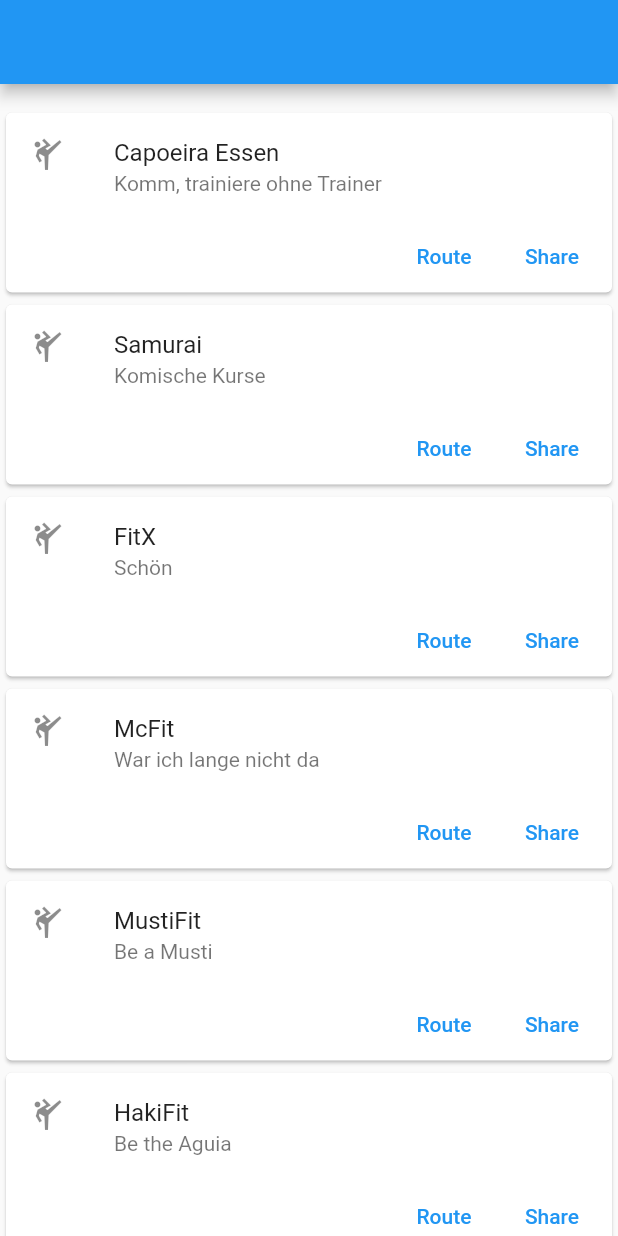
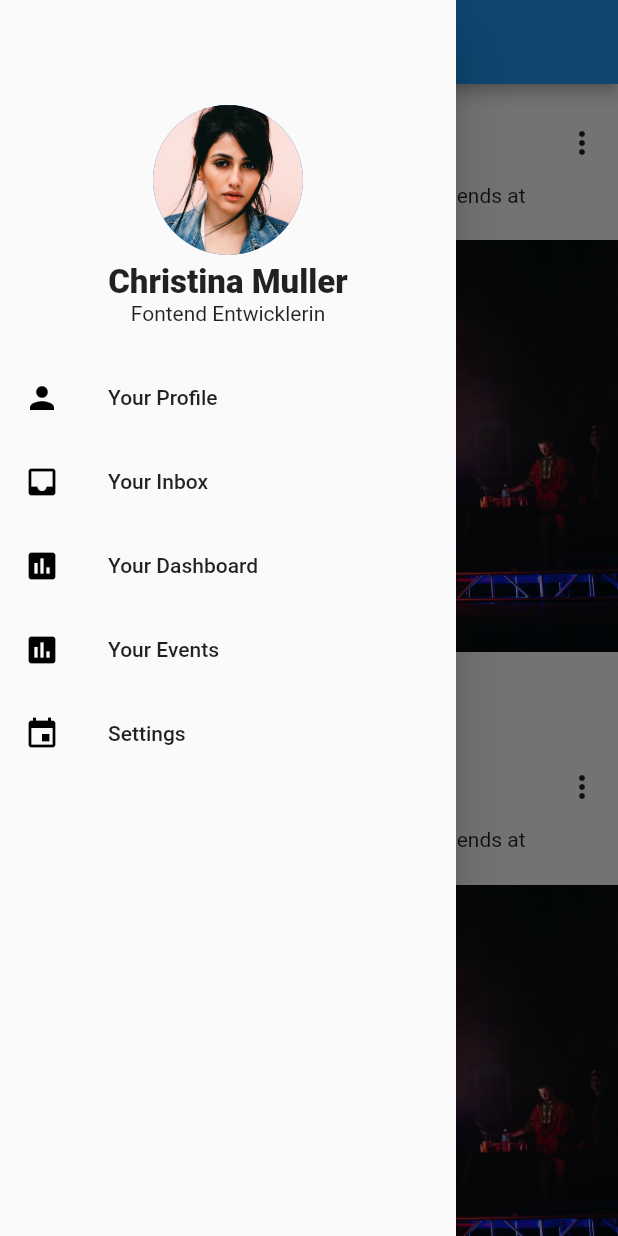
Before and after one commit to mustafasalfiti/nextactivity, a Flutter app: the screen it shows after launch, with the side drawer open (before the commit the screen has no drawer), on a phone screen of 412 x 824 dp. Run offline on Flutter 3.47's test engine with Material 2 defaults, Android fonts, the phone set to English and light mode, and no system bars.

Commit message:
fix:update

```diff
--- a/client/lib/homepage.dart
+++ /dev/null
@@ -1,57 +0,0 @@
-import 'dart:convert';
-
-import 'package:flutter/material.dart';
-
-import 'dart:async';
-
-import 'package:http/http.dart' as http;
-
-import 'MyCard.dart';
-
-// ignore_for_file: prefer_const_constructors
-// ignore_for_file: prefer_const_literals_to_create_immutables
-
-class HomePage extends StatelessWidget {
-  const HomePage({Key? key}) : super(key: key);
-
-  @override
-  Widget build(BuildContext context) {
-    return Scaffold(
-      appBar: AppBar(),
-      body: ListView(
-        children: [
-          SizedBox(
-            height: 15,
-          ),
-          MyCard("Capoeira Essen", "", "Komm, trainiere ohne Trainer"),
-          MyCard("Samurai", "", "Komische Kurse"),
-          MyCard("FitX", "", "Schön"),
-          MyCard("McFit", "", "War ich lange nicht da"),
-          MyCard("MustiFit", "", "Be a Musti"),
-          MyCard("HakiFit", "", "Be the Aguia"),
-          MyCard("SvenjaYoga", "", "Be ready for the rainbow"),
-          MyCard("InesMusic", "", "The best vibes... only for me"),
-          SizedBox(
-            height: 15,
-          ),
-        ],
-      ),
-    );
-  }
-
-  Future getData() async {
-    final response = await http.get(Uri.parse(
-        'https://maps.googleapis.com/maps/api/place/nearbysearch/json?location=51.450832%2C7.013056&radius=1500&type=gym&key=YOUR_API_KEY'));
-
-    if (response.statusCode == 200) {
-      // If the server did return a 200 OK response,
-      // then parse the JSON.
-      print(' !!! Place data is here !!!');
-      return jsonDecode(response.body);
-    } else {
-      // If the server did not return a 200 OK response,
-      // then throw an exception.
-      throw Exception('Failed to load place data');
-    }
-  }
-}
--- /dev/null
+++ b/client/lib/homepage/homepage.dart
@@ -0,0 +1,38 @@
+import 'package:client/homepage/post.dart';
+import 'package:client/shared/myCard.dart';
+import 'package:client/shared/mydrawer.dart';
+import 'package:flutter/material.dart';
+import 'package:http/http.dart' as http;
+
+// ignore_for_file: prefer_const_constructors
+// ignore_for_file: prefer_const_literals_to_create_immutables
+
+class HomePage extends StatelessWidget {
+  const HomePage({Key? key}) : super(key: key);
+
+  @override
+  Widget build(BuildContext context) {
+    return Scaffold(
+      drawer: Drawer(
+        child: MyDrawer(),
+      ),
+      appBar: AppBar(
+        title: Text(
+          "Discovery",
+        ),
+      ),
+      body: ListView(
+        children: [
+          SizedBox(
+            height: 15,
+          ),
+          MyPost(),
+          SizedBox(
+            height: 15,
+          ),
+          MyPost(),
+        ],
+      ),
+    );
+  }
+}
--- /dev/null
+++ b/client/lib/homepage/post.dart
@@ -0,0 +1,76 @@
+import 'package:flutter/cupertino.dart';
+import 'package:flutter/material.dart';
+// ignore_for_file: prefer_const_constructors
+// ignore_for_file: prefer_const_literals_to_create_im
+// ignore_for_file: prefer_const_literals_to_create_immutables
+
+class MyPost extends StatelessWidget {
+  const MyPost({Key? key}) : super(key: key);
+
+  @override
+  Widget build(BuildContext context) {
+    return Container(
+      child: Column(
+        children: [
+          Container(
+            child: Row(
+              mainAxisAlignment: MainAxisAlignment.spaceBetween,
+              children: [
+                Row(
+                  children: [
+                    Padding(
+                      padding: const EdgeInsets.all(3.0),
+                      child: CircleAvatar(
+                          backgroundImage: AssetImage("assets/avatar.jpg")),
+                    ),
+                    Padding(
+                      padding: const EdgeInsets.all(5.0),
+                      child: Column(
+                        crossAxisAlignment: CrossAxisAlignment.start,
+                        children: [
+                          Text("Christina Muller"),
+                          Text(
+                            "heute",
+                            style: TextStyle(fontSize: 10),
+                            textAlign: TextAlign.left,
+                          ),
+                        ],
+                      ),
+                    ),
+                  ],
+                ),
+                IconButton(
+                    icon: const Icon(Icons.more_vert),
+                    onPressed: () => print("nothing")),
+              ],
+            ),
+          ),
+          Padding(
+            padding: const EdgeInsets.all(3.0),
+            child: Text(
+                "an event will be running today in essen start and ends at everyone is welcome"),
+          ),
+          Padding(
+            padding: const EdgeInsets.fromLTRB(0, 3, 0, 3),
+            child: Image.asset("assets/dance.jpg"),
+          ),
+          Container(
+            child: Row(
+              children: [
+                IconButton(
+                    icon: const Icon(Icons.arrow_upward),
+                    onPressed: () => print("nothing")),
+                IconButton(
+                    icon: const Icon(Icons.arrow_downward),
+                    onPressed: () => print("nothing")),
+                IconButton(
+                    icon: const Icon(Icons.comment),
+                    onPressed: () => print("nothing")),
+              ],
+            ),
+          )
+        ],
+      ),
+    );
+  }
+}
--- a/client/lib/main.dart
+++ b/client/lib/main.dart
@@ -1,6 +1,6 @@
 import 'package:flutter/material.dart';
 
-import 'homepage.dart';
+import 'homepage/homepage.dart';
 
 void main() {
   runApp(const MaterialApp(
--- a/client/lib/myCard.dart
+++ b/client/lib/shared/myCard.dart
@@ -19,7 +19,7 @@ class MyCard extends StatelessWidget {
           mainAxisSize: MainAxisSize.min,
           children: <Widget>[
             ListTile(
-              leading: const Icon(Icons.sports_martial_arts),
+              leading: const Icon(Icons.access_alarm),
               title: Text(text),
               subtitle: Text(info),
             ),
--- /dev/null
+++ b/client/lib/shared/mydrawer.dart
@@ -0,0 +1,85 @@
+import 'package:flutter/material.dart';
+// ignore_for_file: prefer_const_constructors
+// ignore_for_file: prefer_const_literals_to_create_immutables
+
+class MyDrawer extends StatelessWidget {
+  const MyDrawer({Key? key}) : super(key: key);
+
+  @override
+  Widget build(BuildContext context) {
+    return Column(
+      crossAxisAlignment: CrossAxisAlignment.center,
+      children: <Widget>[
+        Container(
+          padding: EdgeInsets.only(top: 70.0),
+          child: Column(
+            children: [
+              CircleAvatar(
+                  radius: 50.0,
+                  backgroundImage: AssetImage("assets/avatar.jpg")),
+              SizedBox(height: 5),
+              Text(
+                'Christina Muller',
+                style: TextStyle(
+                  fontSize: 22.0,
+                  fontWeight: FontWeight.w800,
+                ),
+              ),
+              Text(
+                "Fontend Entwicklerin",
+                style: TextStyle(
+                  fontSize: 14.0,
+                  fontWeight: FontWeight.w400,
+                ),
+              ),
+            ],
+          ),
+        ),
+        SizedBox(
+          height: 20.0,
+        ),
+        // Buttons
+        ListTile(
+            onTap: () {},
+            leading: Icon(
+              Icons.person,
+              color: Colors.black,
+            ),
+            title: Text("Your Profile")),
+        ListTile(
+          onTap: () {},
+          leading: Icon(
+            Icons.inbox,
+            color: Colors.black,
+          ),
+          title: Text("Your Inbox"),
+        ),
+
+        ListTile(
+          onTap: () {},
+          leading: Icon(
+            Icons.assessment,
+            color: Colors.black,
+          ),
+          title: Text("Your Dashboard"),
+        ),
+        ListTile(
+          onTap: () {},
+          leading: Icon(
+            Icons.assessment,
+            color: Colors.black,
+          ),
+          title: Text("Your Events"),
+        ),
+
+        ListTile(
+            onTap: () {},
+            leading: Icon(
+              Icons.event,
+              color: Colors.black,
+            ),
+            title: Text("Settings"))
+      ],
+    );
+  }
+}
```
Also changed, not shown: client/pubspec.yaml (+3 -5 lines), client/assets/avatar.jpg (added), client/assets/dance.jpg (added), client/pubspec.lock, 1 other file.
